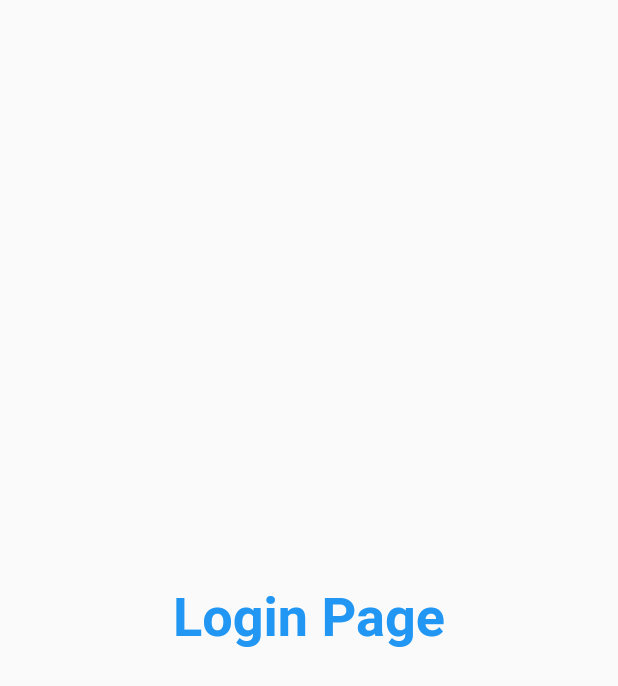
After one commit to imranmahar/30DaysLearning, a Flutter app: the screen it shows after launch, on a phone screen of 412 x 824 dp. The commit adds this screen. Shown: the top 686 px of the screen. Run offline on Flutter 3.47's test engine with Material 2 defaults, Android fonts, the phone set to English and light mode, and no system bars.

Commit message:
Day 3 Complete

```diff
--- /dev/null
+++ b/catelogapp/lib/Pages/login_page.dart
@@ -0,0 +1,18 @@
+import 'package:flutter/material.dart';
+
+class LoginPage extends StatelessWidget {
+  @override
+  Widget build(BuildContext context) {
+    return Material(
+      child: Center(
+          child: Text(
+        "Login Page",
+        style: TextStyle(
+          fontSize: 36,
+          color: Colors.blue,
+          fontWeight: FontWeight.bold,
+        ),
+      )),
+    );
+  }
+}
--- a/catelogapp/lib/main.dart
+++ b/catelogapp/lib/main.dart
@@ -1,5 +1,6 @@
-import 'package:catelogapp/Home_Page.dart';
 import 'package:flutter/material.dart';
+import 'package:catelogapp/Pages/Home_Page.dart';
+import 'package:catelogapp/Pages/login_page.dart';
 
 void main() {
   runApp(myApp());
@@ -9,7 +10,18 @@
   @override
   Widget build(BuildContext context) {
     return MaterialApp(
-      home: HomePage(),
+      debugShowCheckedModeBanner: false,
+      //home: HomePage(),
+      themeMode: ThemeMode.light,
+      theme: ThemeData(primarySwatch: Colors.red),
+      darkTheme: ThemeData(
+        brightness: Brightness.dark,
+      ),
+      routes: {
+        "/": (context) => LoginPage(),
+        "/home": (context) => HomePage(),
+        "/login": (context) => LoginPage()
+      },
     );
   }
 }
```
Also changed, not shown: catelogapp/lib/login_page.dart (deleted, +0 -34 lines), catelogapp/lib/Pages/Home_Page.dart (renamed from catelogapp/lib/Home_Page.dart).
